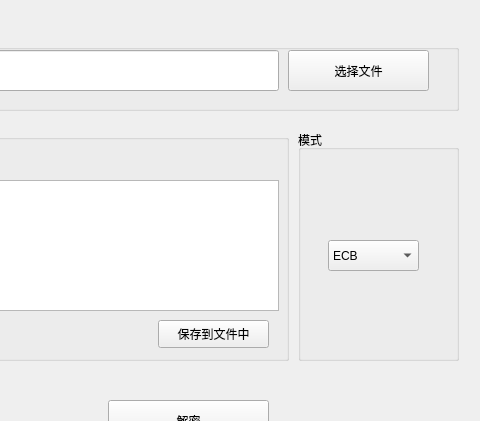
The window that AESandSHA/mainwindow.ui (congweiH/bishe) describes before a commit, drawn with Qt 5; both pictures show x 402 to 882 and y 0 to 421 of the 882 by 515 pixel window.
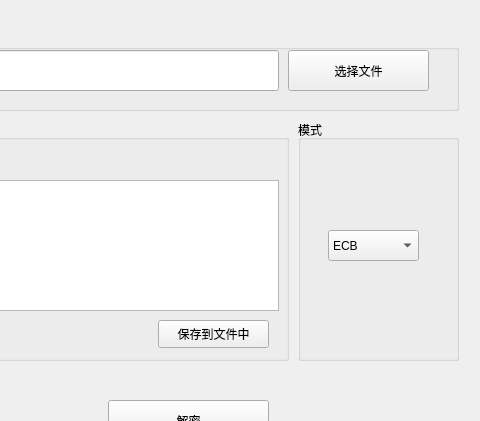
The same window after the commit.

```diff
--- a/AESandSHA/mainwindow.ui
+++ b/AESandSHA/mainwindow.ui
@@ -142,9 +142,9 @@
     <property name="geometry">
      <rect>
       <x>700</x>
-      <y>130</y>
+      <y>120</y>
       <width>161</width>
-      <height>231</height>
+      <height>241</height>
      </rect>
     </property>
     <property name="title">
```
